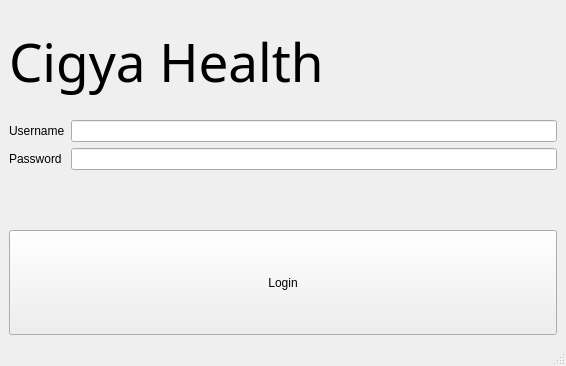
First picture: the form in cigya/ui/login.ui, repository CS532-Marlboro-Health-Tracker/Cigya, before the edit.
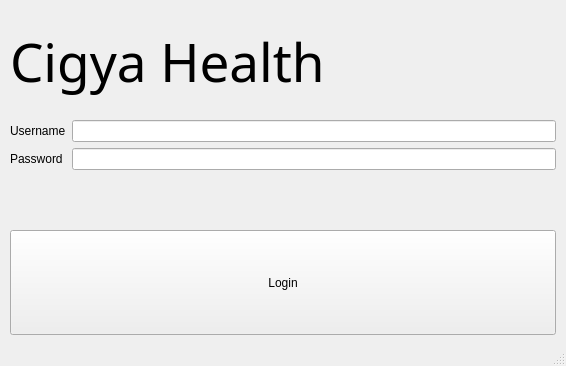
Second picture: the form after the edit.

Diff of the .ui file:
```diff
--- a/cigya/ui/login.ui
+++ b/cigya/ui/login.ui
@@ -21,6 +21,12 @@
     <bool>false</bool>
    </property>
    <layout class="QGridLayout" name="gridLayout">
+    <property name="leftMargin">
+     <number>10</number>
+    </property>
+    <property name="rightMargin">
+     <number>10</number>
+    </property>
     <item row="3" column="0">
      <layout class="QFormLayout" name="loginForm">
       <property name="sizeConstraint">
```
